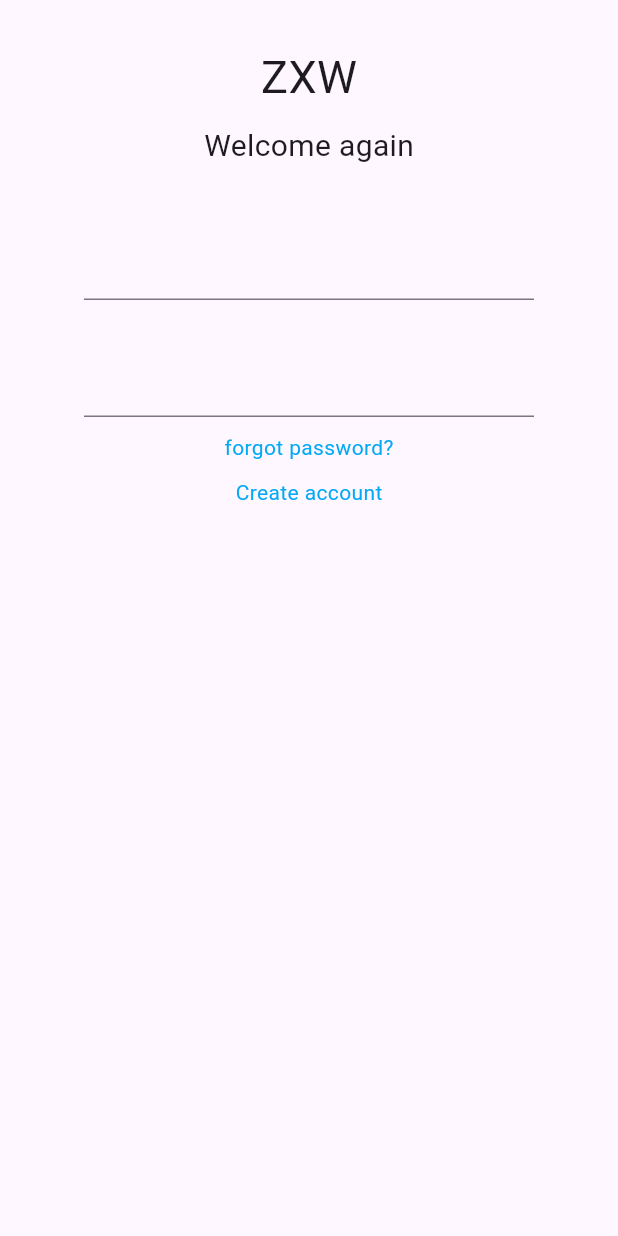
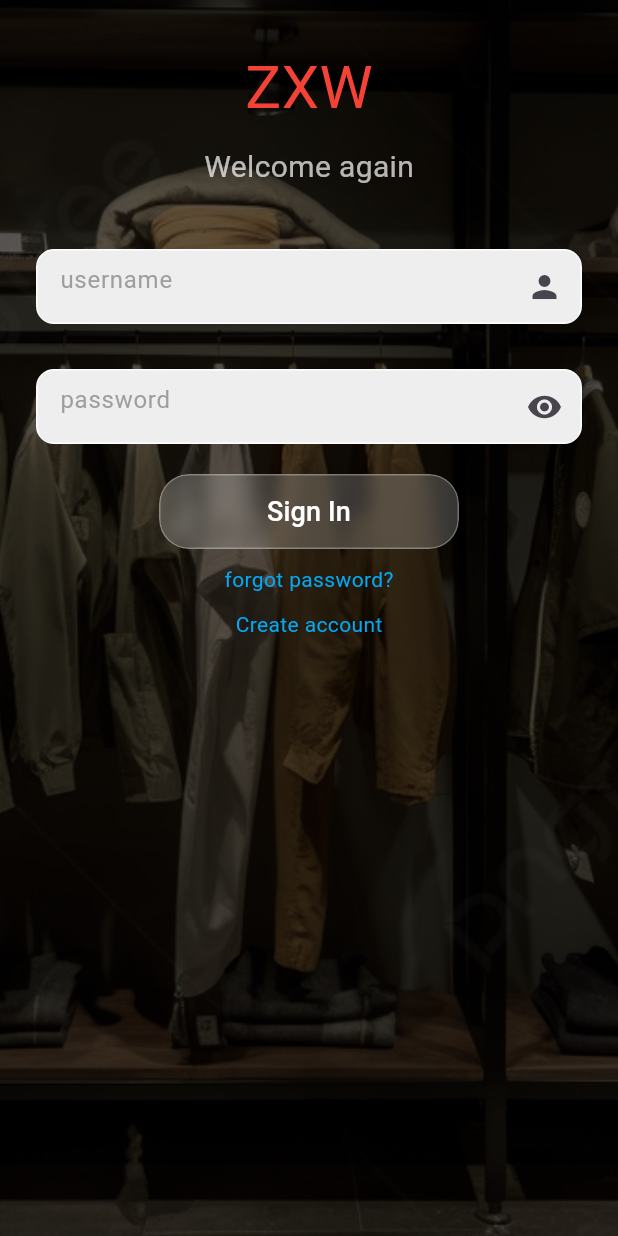
Before and after one commit to Yash05080/ZXW-, a Flutter app: the screen it shows after launch, on a phone screen of 412 x 824 dp. Run offline on Flutter 3.47's test engine with Material 3 defaults, Android fonts, the phone set to English and light mode, and no system bars; our stand-ins replace firebase_core, hexcolor, introduction_screen; accounts and stored records are empty.

Commit message:
ui completed

```diff
--- a/lib/screens/loginPage/loginPage.dart
+++ b/lib/screens/loginPage/loginPage.dart
@@ -1,4 +1,6 @@
+import 'package:e_commerce/screens/loginPage/loginbutton.dart';
 import 'package:flutter/material.dart';
+import 'package:hexcolor/hexcolor.dart';
 
 class LoginPage extends StatefulWidget {
   const LoginPage({super.key});
@@ -8,38 +10,123 @@ class LoginPage extends StatefulWidget {
 }
 
 class _LoginPageState extends State<LoginPage> {
+  bool _obscureText = true;
+
+  void _toggleVisibility() {
+    setState(() {
+      _obscureText = !_obscureText;
+    });
+  }
+
   @override
   Widget build(BuildContext context) {
     return Scaffold(
-        body: SafeArea(
+        body: Stack(children: [
+      Container(
+        height: MediaQuery.of(context).size.height,
+        width: MediaQuery.of(context).size.width,
+        decoration: BoxDecoration(
+            color: Colors.black,
+            image: DecorationImage(
+              image: AssetImage("assets/images/wardrobe.jpeg"),
+              fit: BoxFit.cover,
+              opacity: 0.4,
+            )),
+      ),
+      SafeArea(
           child: Center(
               child: Column(
         children: [
           SizedBox(
             height: 30,
           ),
+          //brand name
           Text(
             "ZXW",
-          style: TextStyle(fontSize: 30),
+            style: TextStyle(fontSize: 40, color: Colors.red),
           ),
           SizedBox(
             height: 10,
           ),
+
+          //welcome text
           Text(
             "Welcome again",
-          style: TextStyle(fontSize: 20),
+            style: TextStyle(fontSize: 20, color: Colors.white70),
           ),
           SizedBox(
             height: 40,
           ),
-        Container(width: 300, child: TextField()),
+
+          //Username textfield
+
+          Padding(
+            padding: const EdgeInsets.symmetric(horizontal: 24),
+            child: Container(
+                decoration: BoxDecoration(
+                  color: Colors.grey[200],
+                  border: Border.all(color: Colors.white),
+                  borderRadius: BorderRadius.circular(12),
+                ),
+                child: Padding(
+                  padding: const EdgeInsets.only(left: 15.0),
+                  child: TextField(
+                    decoration: InputDecoration(
+                        suffixIcon: Icon(Icons.person),
+                        hintText: "username",
+                        hintStyle: TextStyle(color: Colors.grey),
+                        border: InputBorder.none),
+                  ),
+                )),
+          ),
           SizedBox(
             height: 30,
           ),
-        Container(width: 300, child: TextField()),
+
+          // password textfield
+
+          Padding(
+            padding: const EdgeInsets.symmetric(horizontal: 24),
+            child: Container(
+                decoration: BoxDecoration(
+                  color: Colors.grey[200],
+                  border: Border.all(color: Colors.white),
+                  borderRadius: BorderRadius.circular(12),
+                ),
+                child: Padding(
+                  padding: const EdgeInsets.only(left: 15.0),
+                  child: TextField(
+                    obscureText: _obscureText,
+                    decoration: InputDecoration(
+                      hintText: "password",
+                      hintStyle: TextStyle(color: Colors.grey),
+                      border: InputBorder.none,
+                      suffixIcon: IconButton(
+                        icon: Icon(
+                          _obscureText
+                              ? Icons.visibility
+                              : Icons.visibility_off,
+                        ),
+                        onPressed: _toggleVisibility,
+                      ),
+                    ),
+                  ),
+                )),
+          ),
+
+          SizedBox(
+            height: 20,
+          ),
+
+          //login in button
+
+          FrostedGlassButton(),
           SizedBox(
             height: 10,
           ),
+
+          //forgot password
+
           Text(
             "forgot password?",
             style: TextStyle(color: Colors.lightBlue),
@@ -47,8 +134,12 @@ class _LoginPageState extends State<LoginPage> {
           SizedBox(
             height: 10,
           ),
+
+          //create account
+
           Text("Create account", style: TextStyle(color: Colors.lightBlue)),
         ],
-    ))));
+      ))),
+    ]));
   }
 }
--- /dev/null
+++ b/lib/screens/loginPage/loginbutton.dart
@@ -0,0 +1,53 @@
+import 'dart:ui';
+
+import 'package:flutter/material.dart';
+
+class FrostedGlassButton extends StatelessWidget {
+  @override
+  Widget build(BuildContext context) {
+    return ClipRRect(
+      borderRadius: BorderRadius.circular(20),
+      child: Stack(
+        children: [
+          // Frosted glass effect
+          BackdropFilter(
+            filter: ImageFilter.blur(sigmaX: 5.0, sigmaY: 5.0),
+            child: Container(
+              width: 200,
+              height: 50,
+              decoration: BoxDecoration(
+                color: Colors.white.withOpacity(0.2),
+                borderRadius: BorderRadius.circular(20),
+                border: Border.all(
+                  color: Colors.white.withOpacity(0.3),
+                  width: 1.0,
+                ),
+              ),
+            ),
+          ),
+          // Elevated button on top of the frosted glass effect
+          SizedBox(
+            width: 200,
+            height: 50,
+            child: ElevatedButton(
+              style: ElevatedButton.styleFrom(
+                backgroundColor: Colors.transparent,
+                shadowColor: Colors.transparent,
+              ),
+              onPressed: () {
+                // Handle sign in button press
+              },
+              child: Text(
+                'Sign In',
+                style: TextStyle(
+                  fontSize: 18,
+                  color: Colors.white,
+                ),
+              ),
+            ),
+          ),
+        ],
+      ),
+    );
+  }
+}
--- a/pubspec.yaml
+++ b/pubspec.yaml
@@ -42,6 +42,7 @@ dependencies:
   firebase_auth: ^5.1.1
   firebase_core: ^3.1.0
   flutter_neumorphic: ^3.1.0
+  hexcolor: ^3.0.1
 
 
 dev_dependencies:
```
Also changed, not shown: pubspec.lock. Lines whose indentation alone changed are shown as unchanged.
